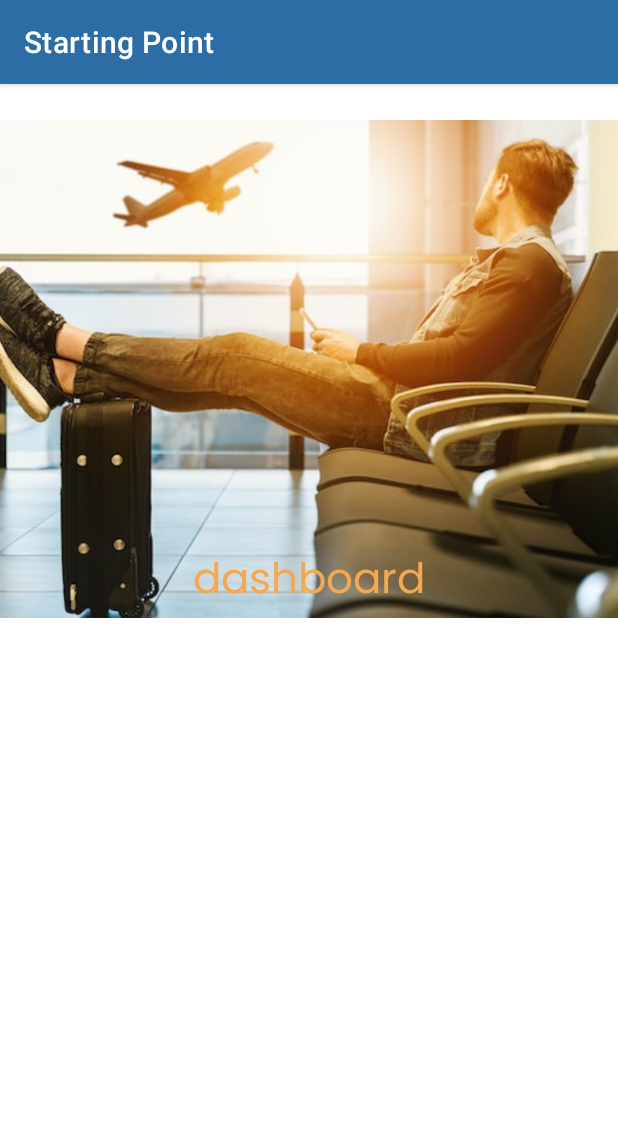
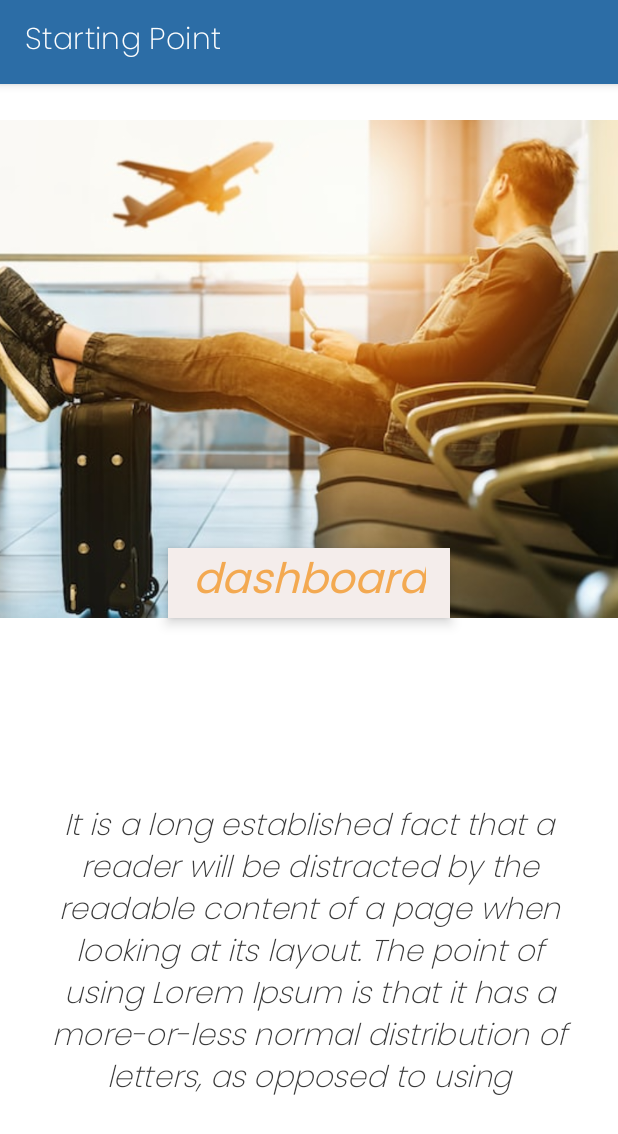
Before and after one commit to jcrodyar87/starting-point-android, an Android app: the DashboardActivity screen opened directly, with no data from a screen before it, on a phone screen of 412 x 824 dp. Shown: the top 1134 px of the screen. Run offline under Robolectric (Android 15) with nearby library versions, the phone set to English and light mode, and no system bars.

Commit message:
Add changes in dashboard layout

```diff
--- a/app/src/main/res/layout/activity_dashboard.xml
+++ b/app/src/main/res/layout/activity_dashboard.xml
@@ -23,9 +23,25 @@
         style="@style/title"
         android:layout_width="wrap_content"
         android:layout_height="wrap_content"
+        android:background="@color/color_5"
+        android:elevation="5dp"
+        android:paddingLeft="16dp"
+        android:paddingRight="16dp"
         android:text="@string/dashboard"
         app:layout_constraintBottom_toBottomOf="@+id/imageView2"
         app:layout_constraintEnd_toEndOf="parent"
         app:layout_constraintHorizontal_bias="0.5"
         app:layout_constraintStart_toStartOf="parent" />
+
+    <TextView
+        android:id="@+id/textView5"
+        style="@style/description"
+        android:layout_width="353dp"
+        android:layout_height="198dp"
+        android:text="It is a long established fact that a reader will be distracted by the readable content of a page when looking at its layout. The point of using Lorem Ipsum is that it has a more-or-less normal distribution of letters, as opposed to using 'Content here, content here', making it look like readable English."
+        app:layout_constraintBottom_toBottomOf="parent"
+        app:layout_constraintEnd_toEndOf="parent"
+        app:layout_constraintHorizontal_bias="0.5"
+        app:layout_constraintStart_toStartOf="parent"
+        app:layout_constraintTop_toBottomOf="@+id/imageView2" />
 </androidx.constraintlayout.widget.ConstraintLayout>
--- a/app/src/main/res/layout/activity_main.xml
+++ b/app/src/main/res/layout/activity_main.xml
@@ -34,17 +34,12 @@
         android:id="@+id/textView2"
         android:layout_width="wrap_content"
         android:layout_height="wrap_content"
-        android:layout_marginTop="32dp"
-        android:fontFamily="@font/poppins_extralight"
         android:text="@string/home_message"
-        android:textAlignment="center"
-        android:textColor="@color/color_dark_gray"
-        android:textSize="20sp"
-        android:textStyle="italic"
         app:layout_constraintEnd_toEndOf="parent"
         app:layout_constraintHorizontal_bias="0.5"
         app:layout_constraintStart_toStartOf="parent"
-        app:layout_constraintTop_toBottomOf="@+id/textView" />
+        app:layout_constraintTop_toBottomOf="@+id/textView"
+        style="@style/description" />
 
     <TextView
         android:id="@+id/textView3"
--- a/app/src/main/res/values/styles.xml
+++ b/app/src/main/res/values/styles.xml
@@ -11,4 +11,13 @@
         <item name="android:background">@color/color_1</item>
         <item name="android:textSize">20sp</item>
     </style>
+
+    <style name="description">
+        <item name="android:layout_marginTop">32dp</item>
+        <item name="android:fontFamily">@font/poppins_extralight</item>
+        <item name="android:textAlignment">center</item>
+        <item name="android:textColor">@color/color_dark_gray</item>
+        <item name="android:textSize">20sp</item>
+        <item name="android:textStyle">italic</item>
+    </style>
 </resources>
--- a/app/src/main/res/values/themes.xml
+++ b/app/src/main/res/values/themes.xml
@@ -12,5 +12,6 @@
         <!-- Status bar color. -->
         <item name="android:statusBarColor">?attr/colorPrimaryVariant</item>
         <!-- Customize your theme here. -->
+        <item name="android:textViewStyle">@style/description</item>
     </style>
 </resources>
```
